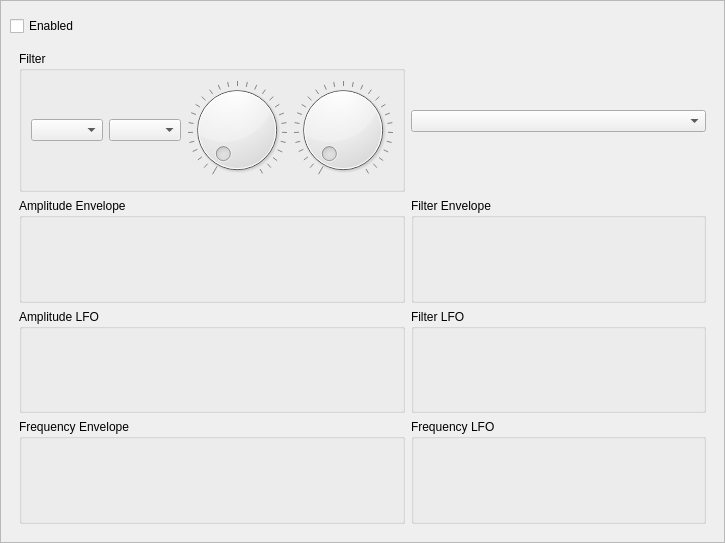
saidinesh5/ZynAddSubFX, file src/NewUI/Addnote/VoiceList.ui: the form before one commit.
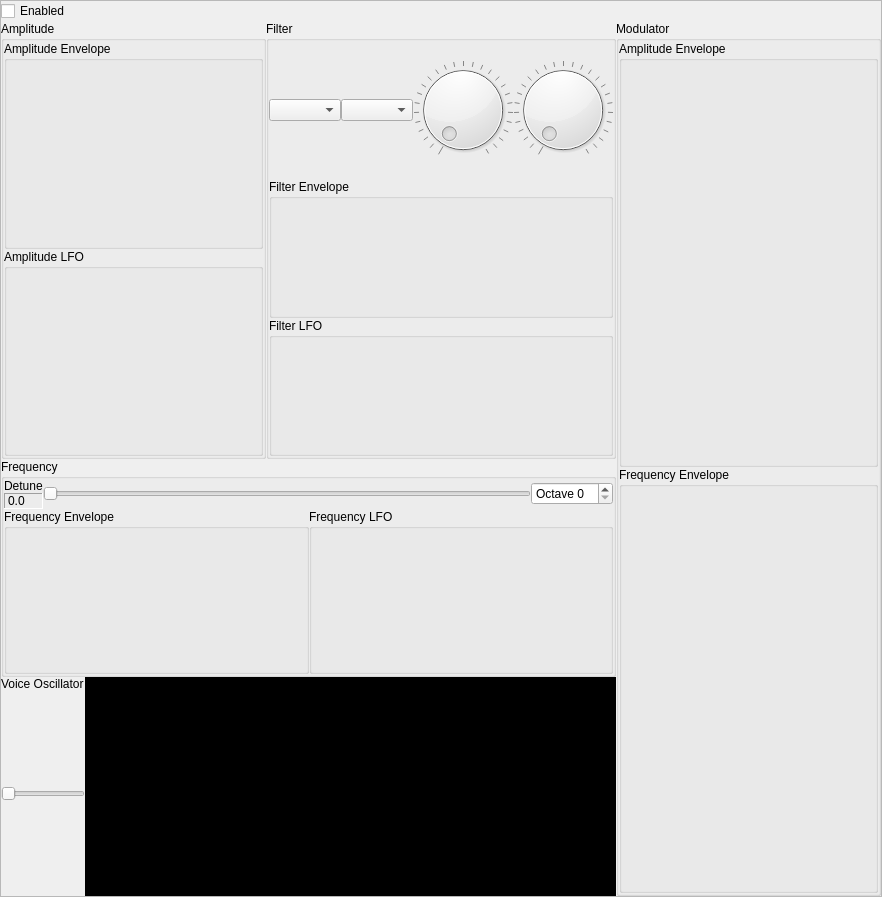
The form after the commit. Custom widgets are drawn as their Qt base class.

Commit message: Upping the design of voicelist. Added some colors as well

The edit to the form file:
```diff
--- a/src/NewUI/Addnote/VoiceList.ui
+++ b/src/NewUI/Addnote/VoiceList.ui
@@ -6,21 +6,18 @@
    <rect>
     <x>0</x>
     <y>0</y>
-    <width>725</width>
-    <height>543</height>
+    <width>882</width>
+    <height>897</height>
    </rect>
   </property>
   <property name="windowTitle">
    <string>Voicelist</string>
   </property>
-  <layout class="QVBoxLayout" name="verticalLayout">
-   <property name="spacing">
-    <number>0</number>
-   </property>
+  <layout class="QGridLayout" name="gridLayout_2">
    <property name="margin">
     <number>0</number>
    </property>
-   <item>
+   <item row="0" column="0">
     <widget class="QFrame" name="voiceWidget">
      <property name="frameShape">
       <enum>QFrame::StyledPanel</enum>
@@ -29,6 +26,12 @@
       <enum>QFrame::Raised</enum>
      </property>
      <layout class="QVBoxLayout" name="verticalLayout_2">
+      <property name="spacing">
+       <number>0</number>
+      </property>
+      <property name="margin">
+       <number>0</number>
+      </property>
       <item>
        <widget class="SiblingBar" name="partBar" native="true"/>
       </item>
@@ -57,14 +60,42 @@
          <bool>true</bool>
         </property>
         <layout class="QGridLayout" name="gridLayout">
-         <item row="3" column="1">
-          <widget class="LFOBox" name="filterLFO">
+         <property name="margin">
+          <number>0</number>
+         </property>
+         <property name="spacing">
+          <number>0</number>
+         </property>
+         <item row="0" column="0" rowspan="2">
+          <widget class="QGroupBox" name="groupBox_2">
            <property name="title">
-            <string>Filter LFO</string>
+            <string>Amplitude</string>
            </property>
+           <layout class="QVBoxLayout" name="verticalLayout_4">
+            <property name="spacing">
+             <number>0</number>
+            </property>
+            <property name="margin">
+             <number>0</number>
+            </property>
+            <item>
+             <widget class="EnvelopeBox" name="amplitudeEnvelope">
+              <property name="title">
+               <string>Amplitude Envelope</string>
+              </property>
+             </widget>
+            </item>
+            <item>
+             <widget class="LFOBox" name="amplitudeLFO">
+              <property name="title">
+               <string>Amplitude LFO</string>
+              </property>
+             </widget>
+            </item>
+           </layout>
           </widget>
          </item>
-         <item row="1" column="0">
+         <item row="0" column="1" rowspan="2">
           <widget class="GroupBox" name="groupBox">
            <property name="title">
             <string>Filter</string>
@@ -72,108 +103,335 @@
            <property name="controlId" stdset="0">
             <string>FilterParams</string>
            </property>
-           <layout class="QGridLayout" name="gridLayout_5">
-            <item row="0" column="0">
-             <widget class="ComboBox" name="comboBox_7">
-              <property name="controlId" stdset="0">
-               <string>Type</string>
+           <layout class="QVBoxLayout" name="verticalLayout_5">
+            <property name="spacing">
+             <number>0</number>
+            </property>
+            <property name="margin">
+             <number>0</number>
+            </property>
+            <item>
+             <layout class="QHBoxLayout" name="horizontalLayout_3">
+              <item>
+               <widget class="ComboBox" name="comboBox_7">
+                <property name="controlId" stdset="0">
+                 <string>Type</string>
+                </property>
+               </widget>
+              </item>
+              <item>
+               <widget class="ComboBox" name="comboBox_8">
+                <property name="controlId" stdset="0">
+                 <string>Category</string>
+                </property>
+               </widget>
+              </item>
+              <item>
+               <widget class="Dial" name="partPan_4">
+                <property name="maximum">
+                 <number>127</number>
+                </property>
+                <property name="pageStep">
+                 <number>32</number>
+                </property>
+                <property name="wrapping">
+                 <bool>false</bool>
+                </property>
+                <property name="notchTarget">
+                 <double>4.699999999999999</double>
+                </property>
+                <property name="notchesVisible">
+                 <bool>true</bool>
+                </property>
+                <property name="controlId" stdset="0">
+                 <string>CenterFrequency</string>
+                </property>
+               </widget>
+              </item>
+              <item>
+               <widget class="Dial" name="masterVolume_12">
+                <property name="maximum">
+                 <number>127</number>
+                </property>
+                <property name="pageStep">
+                 <number>32</number>
+                </property>
+                <property name="wrapping">
+                 <bool>false</bool>
+                </property>
+                <property name="notchTarget">
+                 <double>4.699999999999999</double>
+                </property>
+                <property name="notchesVisible">
+                 <bool>true</bool>
+                </property>
+                <property name="controlId" stdset="0">
+                 <string>Frequency</string>
+                </property>
+               </widget>
+              </item>
+             </layout>
+            </item>
+            <item>
+             <widget class="EnvelopeBox" name="filterEnvelope">
+              <property name="title">
+               <string>Filter Envelope</string>
               </property>
              </widget>
             </item>
-            <item row="0" column="1">
-             <widget class="ComboBox" name="comboBox_8">
-              <property name="controlId" stdset="0">
-               <string>Category</string>
+            <item>
+             <widget class="LFOBox" name="filterLFO">
+              <property name="title">
+               <string>Filter LFO</string>
               </property>
              </widget>
             </item>
-            <item row="0" column="2">
-             <widget class="Dial" name="partPan_4">
-              <property name="maximum">
-               <number>127</number>
+           </layout>
+          </widget>
+         </item>
+         <item row="3" column="0" colspan="2">
+          <widget class="QWidget" name="widget" native="true">
+           <layout class="QHBoxLayout" name="horizontalLayout" stretch="1,3">
+            <property name="spacing">
+             <number>0</number>
+            </property>
+            <property name="margin">
+             <number>0</number>
+            </property>
+            <item>
+             <layout class="QVBoxLayout" name="verticalLayout_3">
+              <item>
+               <widget class="QLabel" name="label">
+                <property name="sizePolicy">
+                 <sizepolicy hsizetype="Preferred" vsizetype="Maximum">
+                  <horstretch>0</horstretch>
+                  <verstretch>0</verstretch>
+                 </sizepolicy>
+                </property>
+                <property name="text">
+                 <string>Voice Oscillator</string>
+                </property>
+                <property name="wordWrap">
+                 <bool>true</bool>
+                </property>
+               </widget>
+              </item>
+              <item>
+               <widget class="QSlider" name="horizontalSlider">
+                <property name="sizePolicy">
+                 <sizepolicy hsizetype="Fixed" vsizetype="Preferred">
+                  <horstretch>0</horstretch>
+                  <verstretch>0</verstretch>
+                 </sizepolicy>
+                </property>
+                <property name="orientation">
+                 <enum>Qt::Horizontal</enum>
+                </property>
+               </widget>
+              </item>
+             </layout>
+            </item>
+            <item>
+             <widget class="OscilWidget" name="widget_3" native="true">
+              <property name="sizePolicy">
+               <sizepolicy hsizetype="Preferred" vsizetype="Preferred">
+                <horstretch>0</horstretch>
+                <verstretch>3</verstretch>
+               </sizepolicy>
               </property>
-              <property name="pageStep">
-               <number>32</number>
+              <property name="palette">
+               <palette>
+                <active>
+                 <colorrole role="Text">
+                  <brush brushstyle="SolidPattern">
+                   <color alpha="255">
+                    <red>85</red>
+                    <green>255</green>
+                    <blue>0</blue>
+                   </color>
+                  </brush>
+                 </colorrole>
+                 <colorrole role="Window">
+                  <brush brushstyle="SolidPattern">
+                   <color alpha="255">
+                    <red>0</red>
+                    <green>0</green>
+                    <blue>0</blue>
+                   </color>
+                  </brush>
+                 </colorrole>
+                </active>
+                <inactive>
+                 <colorrole role="Text">
+                  <brush brushstyle="SolidPattern">
+                   <color alpha="255">
+                    <red>85</red>
+                    <green>255</green>
+                    <blue>0</blue>
+                   </color>
+                  </brush>
+                 </colorrole>
+                 <colorrole role="Window">
+                  <brush brushstyle="SolidPattern">
+                   <color alpha="255">
+                    <red>0</red>
+                    <green>0</green>
+                    <blue>0</blue>
+                   </color>
+                  </brush>
+                 </colorrole>
+                </inactive>
+                <disabled>
+                 <colorrole role="Text">
+                  <brush brushstyle="SolidPattern">
+                   <color alpha="255">
+                    <red>126</red>
+                    <green>125</green>
+                    <blue>124</blue>
+                   </color>
+                  </brush>
+                 </colorrole>
+                 <colorrole role="Window">
+                  <brush brushstyle="SolidPattern">
+                   <color alpha="255">
+                    <red>0</red>
+                    <green>0</green>
+                    <blue>0</blue>
+                   </color>
+                  </brush>
+                 </colorrole>
+                </disabled>
+               </palette>
               </property>
-              <property name="wrapping">
-               <bool>false</bool>
-              </property>
-              <property name="notchTarget">
-               <double>4.699999999999999</double>
-              </property>
-              <property name="notchesVisible">
+              <property name="autoFillBackground">
                <bool>true</bool>
               </property>
               <property name="controlId" stdset="0">
-               <string>CenterFrequency</string>
+               <string>OscilSmp.OscilBaseFunc</string>
               </property>
              </widget>
             </item>
-            <item row="0" column="3">
-             <widget class="Dial" name="masterVolume_12">
-              <property name="maximum">
-               <number>127</number>
+           </layout>
+          </widget>
+         </item>
+         <item row="2" column="0" colspan="2">
+          <widget class="QGroupBox" name="groupBox_3">
+           <property name="title">
+            <string>Frequency</string>
+           </property>
+           <layout class="QGridLayout" name="gridLayout_3">
+            <property name="margin">
+             <number>0</number>
+            </property>
+            <property name="spacing">
+             <number>0</number>
+            </property>
+            <item row="0" column="0" colspan="2">
+             <widget class="QWidget" name="widget_2" native="true">
+              <property name="sizePolicy">
+               <sizepolicy hsizetype="Preferred" vsizetype="Maximum">
+                <horstretch>0</horstretch>
+                <verstretch>0</verstretch>
+               </sizepolicy>
               </property>
-              <property name="pageStep">
-               <number>32</number>
+              <layout class="QHBoxLayout" name="horizontalLayout_4">
+               <property name="spacing">
+                <number>0</number>
+               </property>
+               <property name="margin">
+                <number>0</number>
+               </property>
+               <item>
+                <layout class="QVBoxLayout" name="verticalLayout_7">
+                 <item>
+                  <widget class="QLabel" name="label_12">
+                   <property name="text">
+                    <string>Detune</string>
+                   </property>
+                  </widget>
+                 </item>
+                 <item>
+                  <widget class="QLabel" name="label_13">
+                   <property name="frameShape">
+                    <enum>QFrame::Panel</enum>
+                   </property>
+                   <property name="frameShadow">
+                    <enum>QFrame::Sunken</enum>
+                   </property>
+                   <property name="text">
+                    <string>0.0</string>
+                   </property>
+                  </widget>
+                 </item>
+                </layout>
+               </item>
+               <item>
+                <widget class="Slider" name="horizontalSlider_4">
+                 <property name="maximum">
+                  <number>127</number>
+                 </property>
+                 <property name="orientation">
+                  <enum>Qt::Horizontal</enum>
+                 </property>
+                 <property name="controlId" stdset="0">
+                  <string>Detune</string>
+                 </property>
+                </widget>
+               </item>
+               <item>
+                <widget class="QSpinBox" name="octave_2">
+                 <property name="prefix">
+                  <string>Octave </string>
+                 </property>
+                </widget>
+               </item>
+              </layout>
+             </widget>
+            </item>
+            <item row="1" column="0">
+             <widget class="EnvelopeBox" name="frequencyEnvelope">
+              <property name="title">
+               <string>Frequency Envelope</string>
               </property>
-              <property name="wrapping">
-               <bool>false</bool>
+             </widget>
+            </item>
+            <item row="1" column="1">
+             <widget class="LFOBox" name="frequencyLFO">
+              <property name="title">
+               <string>Frequency LFO</string>
               </property>
-              <property name="notchTarget">
-               <double>4.699999999999999</double>
-              </property>
-              <property name="notchesVisible">
-               <bool>true</bool>
-              </property>
-              <property name="controlId" stdset="0">
-               <string>Frequency</string>
-              </property>
              </widget>
             </item>
            </layout>
           </widget>
          </item>
-         <item row="2" column="0">
-          <widget class="EnvelopeBox" name="amplitudeEnvelope">
+         <item row="0" column="2" rowspan="4">
+          <widget class="QGroupBox" name="groupBox_4">
            <property name="title">
-            <string>Amplitude Envelope</string>
+            <string>Modulator</string>
            </property>
-          </widget>
-         </item>
-         <item row="3" column="0">
-          <widget class="LFOBox" name="amplitudeLFO">
-           <property name="title">
-            <string>Amplitude LFO</string>
-           </property>
-          </widget>
-         </item>
-         <item row="1" column="1">
-          <widget class="ComboBox" name="comboBox_2">
-           <property name="controlId" stdset="0">
-            <string>OscilSmp.BaseFunc</string>
-           </property>
-          </widget>
-         </item>
-         <item row="4" column="1">
-          <widget class="LFOBox" name="frequencyLFO">
-           <property name="title">
-            <string>Frequency LFO</string>
-           </property>
-          </widget>
-         </item>
-         <item row="2" column="1">
-          <widget class="EnvelopeBox" name="filterEnvelope">
-           <property name="title">
-            <string>Filter Envelope</string>
-           </property>
-          </widget>
-         </item>
-         <item row="4" column="0">
-          <widget class="EnvelopeBox" name="frequencyEnvelope">
-           <property name="title">
-            <string>Frequency Envelope</string>
-           </property>
+           <layout class="QVBoxLayout" name="verticalLayout_6">
+            <property name="spacing">
+             <number>0</number>
+            </property>
+            <property name="margin">
+             <number>0</number>
+            </property>
+            <item>
+             <widget class="EnvelopeBox" name="amplitudeEnvelope_2">
+              <property name="title">
+               <string>Amplitude Envelope</string>
+              </property>
+             </widget>
+            </item>
+            <item>
+             <widget class="EnvelopeBox" name="frequencyEnvelope_2">
+              <property name="title">
+               <string>Frequency Envelope </string>
+              </property>
+             </widget>
+            </item>
+           </layout>
           </widget>
          </item>
         </layout>
@@ -224,6 +482,17 @@
    <extends>QCheckBox</extends>
    <header>CheckBox.h</header>
   </customwidget>
+  <customwidget>
+   <class>OscilWidget</class>
+   <extends>QWidget</extends>
+   <header>OscilWidget.h</header>
+   <container>1</container>
+  </customwidget>
+  <customwidget>
+   <class>Slider</class>
+   <extends>QSlider</extends>
+   <header>Slider.h</header>
+  </customwidget>
  </customwidgets>
  <resources/>
  <connections>
```
Left out of the diff: 24 changed lines with no effect on the pictures. The commit also changes 2 other files.
